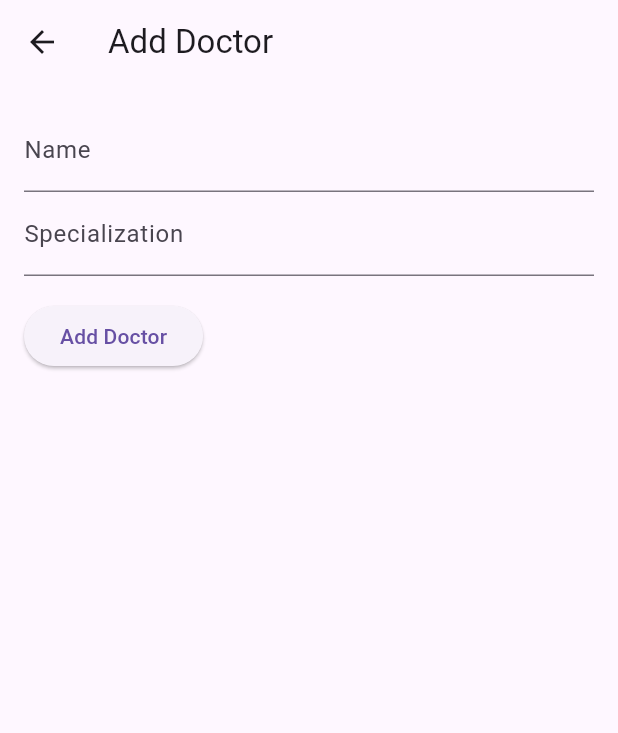
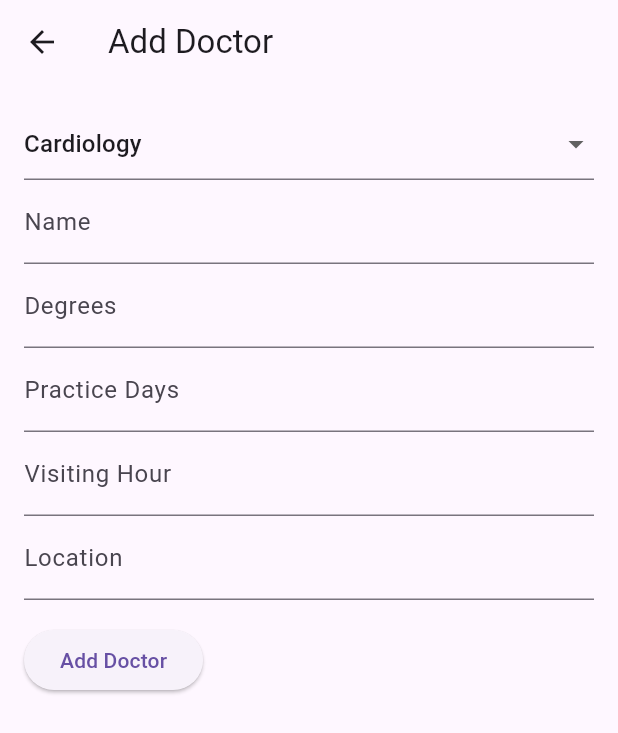
Before and after one commit to asifahamed112/DocRater, a Flutter app: the AddDoctorScreen screen opened directly, after a tap on "Add Doctor", on a phone screen of 412 x 824 dp. Shown: the top 733 px of the screen. Run offline on Flutter 3.47's test engine with Material 3 defaults, Android fonts, the phone set to English and light mode, and no system bars; our stand-ins replace cloud_firestore, firebase_auth, firebase_core; accounts and stored records are empty.

Commit message:
Day 8 *fix some bugs. *add 'category':            'name'            'degrees'            'practiceDays'            'visitingHour'            'location'            'specialties'

```diff
--- a/lib/AddDoctorScreen.dart
+++ b/lib/AddDoctorScreen.dart
@@ -1,10 +1,84 @@
 import 'package:flutter/material.dart';
 import 'package:cloud_firestore/cloud_firestore.dart';
 
-class AddDoctorScreen extends StatelessWidget {
+List<String> categories = [
+  "Cardiology",
+  "Chest Medicine",
+  "Consult Sonologist",
+  "Consultant Pathologist",
+  "Sonologist",
+  "Skin / Dermatology",
+  "Diabetologist",
+  "Dietician",
+  "Endocrine Medicine",
+  "Endocrinology",
+  "ENT, Head & Neck Surgery",
+  "Eye / Ophthalmology",
+  "Gastroenterology",
+  "Neurosurgery",
+  "General Surgery",
+  "Haematology",
+  "Liver Medicine/Hepatology",
+  "Liver, Biliary And Pancreatic Surgery",
+  "Medicine",
+  "Medicine And Neurology Specialist",
+  "Neurology",
+  "Gynaecology",
+  "Orthopaedic Surgery",
+  "Pain Management",
+  "Pathologist",
+  "Child/Pediatric",
+  "Pediatric Surgery",
+  "Physical Medicine And Rehabilitation",
+  "Physiotherapy Department",
+  "Psychiatry",
+  "Radiologist & Sonologist",
+  "Radiology & Imaging",
+  "Respiratory Medicine",
+  "Rheumatology Medicine",
+  "Urology Surgery",
+  "Nephrology / Kidney Medicine",
+  "Urologist",
+  "Hepatology",
+  "Child Neurology",
+  "Nuclear Medicine",
+  "Child Paediatrics",
+  "General and Colo-Rectal Surgeon",
+  "Orthopedics",
+  "Colorectal Surgery",
+  "Paediatrics Surgery",
+  "Plastic Surgery",
+  "Vascular Surgery",
+  "Oncology",
+  "Breast, Colorectal & Laparoscopy Surgery",
+  "Lithotripsy Department",
+  "Medical Officer",
+  "Spine, Orthopaedic & Trauma Surgeon",
+  "Hematology Specialist",
+  "Medicine and Diabetologist",
+  "Nutritionist",
+  "General Surgeon",
+  "Clinical & Interventional Cardiologist",
+  "Neuro Medicine",
+  "Child Specialist & Neonatologist",
+  "Urology",
+  "General Physician",
+  "Colorectal, Laparoscopy & Breast Surgeon",
+];
+
+class AddDoctorScreen extends StatefulWidget {
+  @override
+  _AddDoctorScreenState createState() => _AddDoctorScreenState();
+}
+
+class _AddDoctorScreenState extends State<AddDoctorScreen> {
   final TextEditingController nameController = TextEditingController();
-  final TextEditingController specializationController =
-      TextEditingController();
+  final TextEditingController degreesController = TextEditingController();
+  final TextEditingController practiceDaysController = TextEditingController();
+  final TextEditingController visitingHourController = TextEditingController();
+  final TextEditingController locationController = TextEditingController();
+  final TextEditingController specialtiesController = TextEditingController();
+  String selectedCategory = "Cardiology"; // Default category
 
   @override
   Widget build(BuildContext context) {
@@ -17,13 +91,39 @@ class AddDoctorScreen extends StatelessWidget {
         child: Column(
           crossAxisAlignment: CrossAxisAlignment.start,
           children: [
+            DropdownButtonFormField<String>(
+              value: selectedCategory,
+              onChanged: (String? value) {
+                setState(() {
+                  selectedCategory = value!;
+                });
+              },
+              items: categories.map((String category) {
+                return DropdownMenuItem<String>(
+                  value: category,
+                  child: Text(category),
+                );
+              }).toList(),
+            ),
             TextField(
               controller: nameController,
               decoration: InputDecoration(labelText: 'Name'),
             ),
             TextField(
-              controller: specializationController,
-              decoration: InputDecoration(labelText: 'Specialization'),
+              controller: degreesController,
+              decoration: InputDecoration(labelText: 'Degrees'),
+            ),
+            TextField(
+              controller: practiceDaysController,
+              decoration: InputDecoration(labelText: 'Practice Days'),
+            ),
+            TextField(
+              controller: visitingHourController,
+              decoration: InputDecoration(labelText: 'Visiting Hour'),
+            ),
+            TextField(
+              controller: locationController,
+              decoration: InputDecoration(labelText: 'Location'),
             ),
             SizedBox(height: 16),
             ElevatedButton(
@@ -32,7 +132,11 @@ class AddDoctorScreen extends StatelessWidget {
                 addDoctor();
                 // Clear the text fields after adding the doctor
                 nameController.clear();
-                specializationController.clear();
+                degreesController.clear();
+                practiceDaysController.clear();
+                visitingHourController.clear();
+                locationController.clear();
+                specialtiesController.clear();
               },
               child: Text('Add Doctor'),
             ),
@@ -45,12 +149,17 @@ class AddDoctorScreen extends StatelessWidget {
   void addDoctor() {
     // Get a reference to the Firestore collection
     CollectionReference doctors =
-        FirebaseFirestore.instance.collection('Cardiologist');
+        FirebaseFirestore.instance.collection(selectedCategory);
 
     // Add a new document to the doctors collection
     doctors.add({
+      'category': selectedCategory,
       'name': nameController.text,
-      'specialization': specializationController.text,
+      'degrees': degreesController.text,
+      'practiceDays': practiceDaysController.text,
+      'visitingHour': visitingHourController.text,
+      'location': locationController.text,
+      'specialties': selectedCategory,
     }).then((value) {
       print('Doctor added with ID: ${value.id}');
     }).catchError((error) {
--- a/lib/DrList.dart
+++ b/lib/DrList.dart
@@ -1,12 +1,11 @@
+import 'package:flutter/material.dart';
 import 'package:cloud_firestore/cloud_firestore.dart';
-import 'package:flutter/material.dart';
 
 class DrList extends StatelessWidget {
   final String category;
 
   const DrList({Key? key, required this.category}) : super(key: key);
 
-  // Inside the DrList widget's build method
   @override
   Widget build(BuildContext context) {
     return Scaffold(
@@ -22,22 +21,33 @@ class DrList extends StatelessWidget {
             } else if (snapshot.hasError) {
               return Center(child: Text('Error: ${snapshot.error}'));
             } else if (!snapshot.hasData || snapshot.data!.docs.isEmpty) {
-              print('No data available for category: $category'); // Debug print
               return Center(child: Text('No data available'));
             } else {
-              print('Category: $category'); // Debug print
-              print(
-                  'Number of documents: ${snapshot.data!.docs.length}'); // Debug print
               return ListView.builder(
                 itemCount: snapshot.data!.docs.length,
                 itemBuilder: (context, index) {
                   DocumentSnapshot document = snapshot.data!.docs[index];
-                  print('Document data: ${document.data()}'); // Debug print
-                  final doctorName = document.get('name');
+                  final doctorName = document.get('name') ?? 'No Name';
+                  final degrees = document.get('degrees') ?? 'No Degrees';
+                  final location = document.get('location') ?? 'No Location';
+                  final practiceDays =
+                      document.get('practiceDays') ?? 'No Practice Days';
+                  final specialties =
+                      document.get('specialties') ?? 'No Specialties';
+                  final visitingHour =
+                      document.get('visitingHour') ?? 'No Visiting Hour';
                   return ListTile(
-                    title: Text(doctorName ?? 'No Name'),
-                    subtitle:
-                        Text(document['specialization'] ?? 'No Specialization'),
+                    title: Text(doctorName),
+                    subtitle: Column(
+                      crossAxisAlignment: CrossAxisAlignment.start,
+                      children: [
+                        Text('Specialties: $specialties'),
+                        Text('Degrees: $degrees'),
+                        Text('Location: $location'),
+                        Text('Visiting Hour: $visitingHour'),
+                        Text('Practice Days: $practiceDays'),
+                      ],
+                    ),
                   );
                 },
               );
--- a/lib/HomeView.dart
+++ b/lib/HomeView.dart
@@ -17,21 +17,10 @@ class _HomeViewState extends State<HomeView> {
   // Define your categories here
   final List<Map<String, String>> categories = [
     {
-      "name": "doctors",
+      "name": "Cardiology",
       "imageUrl":
           "https://i.pinimg.com/736x/d3/08/ba/d308ba1a563908dde7efed86f26277f1.jpg"
     },
-    {
-      "name": "Cardiologist",
-      "imageUrl":
-          "https://i.pinimg.com/736x/d3/08/ba/d308ba1a563908dde7efed86f26277f1.jpg"
-    },
-    {
-      "name": "Anesthesiologist",
-      "imageUrl":
-          "https://images.pexels.com/photos/4386467/pexels-photo-4386467.jpeg"
-    },
-
     // Add more categories as needed
   ];
 
```
